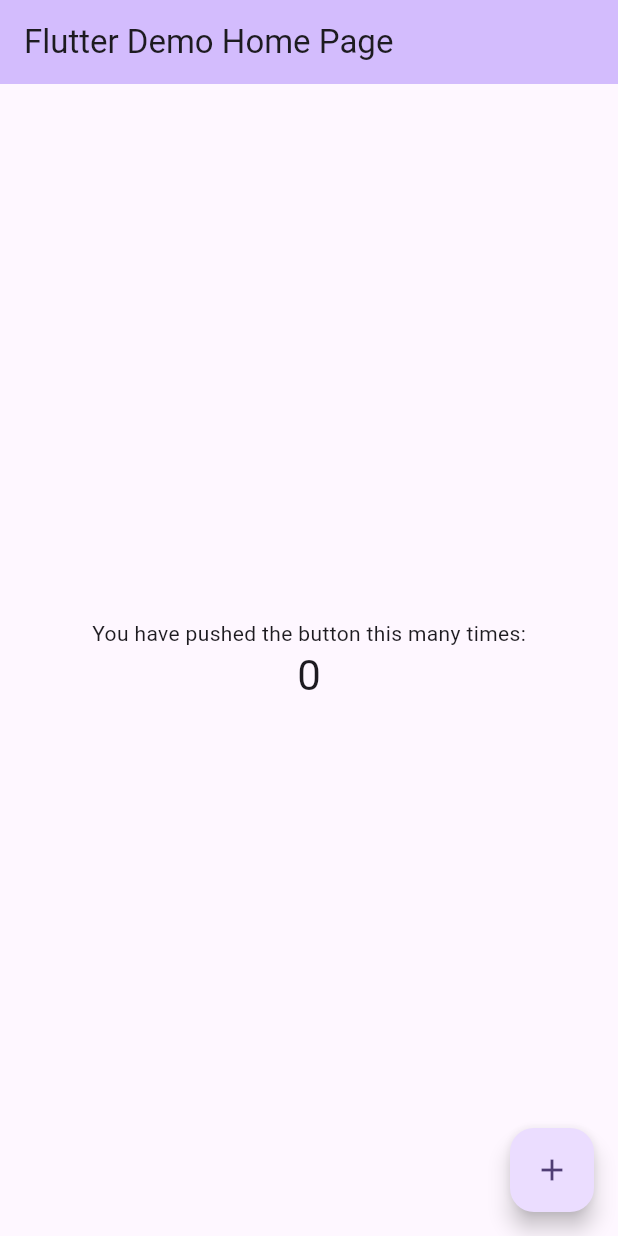
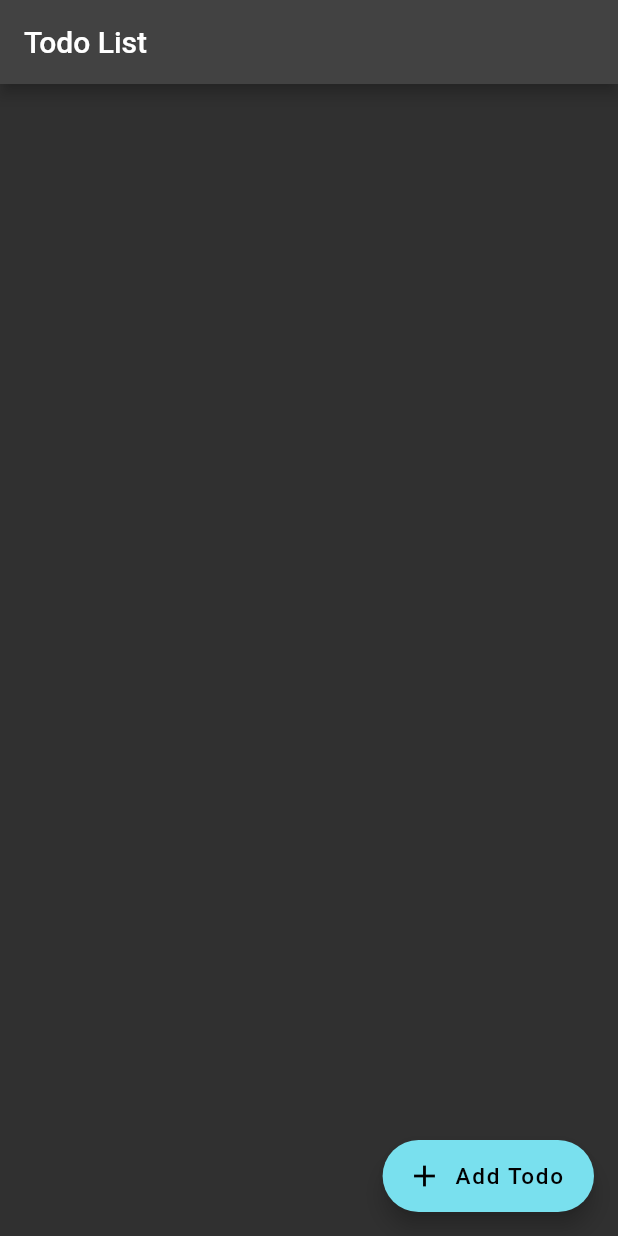
Before and after one commit to Navid-Rahman/ToDoApp_Flutter-REST_API-, a Flutter app: the screen it shows after launch, on a phone screen of 412 x 824 dp. Run offline on Flutter 3.47's test engine with Material 2 defaults, Android fonts, the phone set to English and light mode, and no system bars.

```diff
--- a/lib/main.dart
+++ b/lib/main.dart
@@ -1,4 +1,5 @@
 import 'package:flutter/material.dart';
+import 'package:todo_restapi_flutter/screens/home_page.dart';
 
 void main() {
   runApp(const MyApp());
@@ -7,119 +8,12 @@ void main() {
 class MyApp extends StatelessWidget {
   const MyApp({super.key});
 
-  // This widget is the root of your application.
   @override
   Widget build(BuildContext context) {
     return MaterialApp(
-      title: 'Flutter Demo',
-      theme: ThemeData(
-        // This is the theme of your application.
-        //
-        // TRY THIS: Try running your application with "flutter run". You'll see
-        // the application has a blue toolbar. Then, without quitting the app,
-        // try changing the seedColor in the colorScheme below to Colors.green
-        // and then invoke "hot reload" (save your changes or press the "hot
-        // reload" button in a Flutter-supported IDE, or press "r" if you used
-        // the command line to start the app).
-        //
-        // Notice that the counter didn't reset back to zero; the application
-        // state is not lost during the reload. To reset the state, use hot
-        // restart instead.
-        //
-        // This works for code too, not just values: Most code changes can be
-        // tested with just a hot reload.
-        colorScheme: ColorScheme.fromSeed(seedColor: Colors.deepPurple),
-        useMaterial3: true,
-      ),
-      home: const MyHomePage(title: 'Flutter Demo Home Page'),
+      theme: ThemeData.dark(),
+      debugShowCheckedModeBanner: false,
+      home: HomePage(),
     );
   }
 }
-
-class MyHomePage extends StatefulWidget {
-  const MyHomePage({super.key, required this.title});
-
-  // This widget is the home page of your application. It is stateful, meaning
-  // that it has a State object (defined below) that contains fields that affect
-  // how it looks.
-
-  // This class is the configuration for the state. It holds the values (in this
-  // case the title) provided by the parent (in this case the App widget) and
-  // used by the build method of the State. Fields in a Widget subclass are
-  // always marked "final".
-
-  final String title;
-
-  @override
-  State<MyHomePage> createState() => _MyHomePageState();
-}
-
-class _MyHomePageState extends State<MyHomePage> {
-  int _counter = 0;
-
-  void _incrementCounter() {
-    setState(() {
-      // This call to setState tells the Flutter framework that something has
-      // changed in this State, which causes it to rerun the build method below
-      // so that the display can reflect the updated values. If we changed
-      // _counter without calling setState(), then the build method would not be
-      // called again, and so nothing would appear to happen.
-      _counter++;
-    });
-  }
-
-  @override
-  Widget build(BuildContext context) {
-    // This method is rerun every time setState is called, for instance as done
-    // by the _incrementCounter method above.
-    //
-    // The Flutter framework has been optimized to make rerunning build methods
-    // fast, so that you can just rebuild anything that needs updating rather
-    // than having to individually change instances of widgets.
-    return Scaffold(
-      appBar: AppBar(
-        // TRY THIS: Try changing the color here to a specific color (to
-        // Colors.amber, perhaps?) and trigger a hot reload to see the AppBar
-        // change color while the other colors stay the same.
-        backgroundColor: Theme.of(context).colorScheme.inversePrimary,
-        // Here we take the value from the MyHomePage object that was created by
-        // the App.build method, and use it to set our appbar title.
-        title: Text(widget.title),
-      ),
-      body: Center(
-        // Center is a layout widget. It takes a single child and positions it
-        // in the middle of the parent.
-        child: Column(
-          // Column is also a layout widget. It takes a list of children and
-          // arranges them vertically. By default, it sizes itself to fit its
-          // children horizontally, and tries to be as tall as its parent.
-          //
-          // Column has various properties to control how it sizes itself and
-          // how it positions its children. Here we use mainAxisAlignment to
-          // center the children vertically; the main axis here is the vertical
-          // axis because Columns are vertical (the cross axis would be
-          // horizontal).
-          //
-          // TRY THIS: Invoke "debug painting" (choose the "Toggle Debug Paint"
-          // action in the IDE, or press "p" in the console), to see the
-          // wireframe for each widget.
-          mainAxisAlignment: MainAxisAlignment.center,
-          children: <Widget>[
-            const Text(
-              'You have pushed the button this many times:',
-            ),
-            Text(
-              '$_counter',
-              style: Theme.of(context).textTheme.headlineMedium,
-            ),
-          ],
-        ),
-      ),
-      floatingActionButton: FloatingActionButton(
-        onPressed: _incrementCounter,
-        tooltip: 'Increment',
-        child: const Icon(Icons.add),
-      ), // This trailing comma makes auto-formatting nicer for build methods.
-    );
-  }
-}
--- /dev/null
+++ b/lib/screens/home_page.dart
@@ -0,0 +1,39 @@
+import 'package:flutter/material.dart';
+import 'package:todo_restapi_flutter/screens/add_task.dart';
+
+class HomePage extends StatefulWidget {
+  const HomePage({super.key});
+
+  @override
+  State<HomePage> createState() => _HomePageState();
+}
+
+class _HomePageState extends State<HomePage> {
+  @override
+  Widget build(BuildContext context) {
+    return Scaffold(
+      appBar: AppBar(
+        title: const Text('Todo List'),
+      ),
+      floatingActionButton: FloatingActionButton.extended(
+        onPressed: navigateToAddPage,
+        icon: const Icon(Icons.add),
+        label: const Text(
+          'Add Todo',
+          style: TextStyle(
+            fontSize: 15,
+            fontWeight: FontWeight.w500,
+          ),
+        ),
+        backgroundColor: const Color(0xFF79E0EE),
+      ),
+    );
+  }
+
+  void navigateToAddPage() {
+    final route = MaterialPageRoute(
+      builder: (context) => const AddTodoPage(),
+    );
+    Navigator.push(context, route);
+  }
+}
--- a/pubspec.yaml
+++ b/pubspec.yaml
@@ -35,6 +35,7 @@ dependencies:
   # The following adds the Cupertino Icons font to your application.
   # Use with the CupertinoIcons class for iOS style icons.
   cupertino_icons: ^1.0.2
+  http: ^1.0.0
 
 dev_dependencies:
   flutter_test:
```
Also changed, not shown: lib/screens/add_task.dart (added, +83 -0 lines), pubspec.lock.
